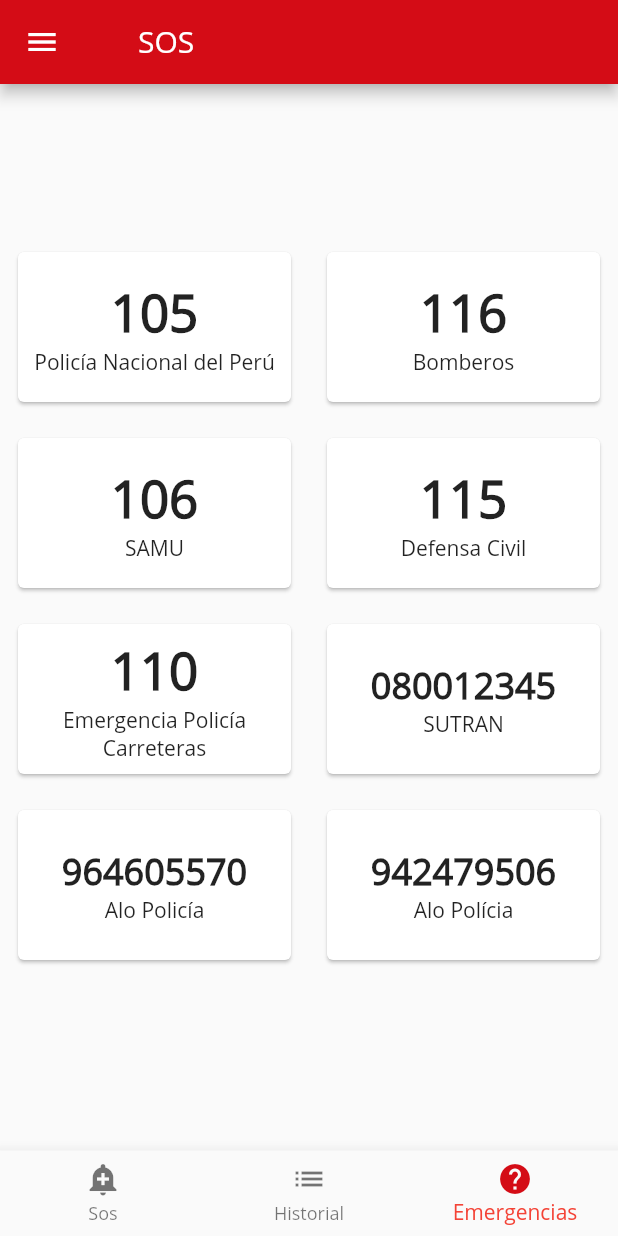
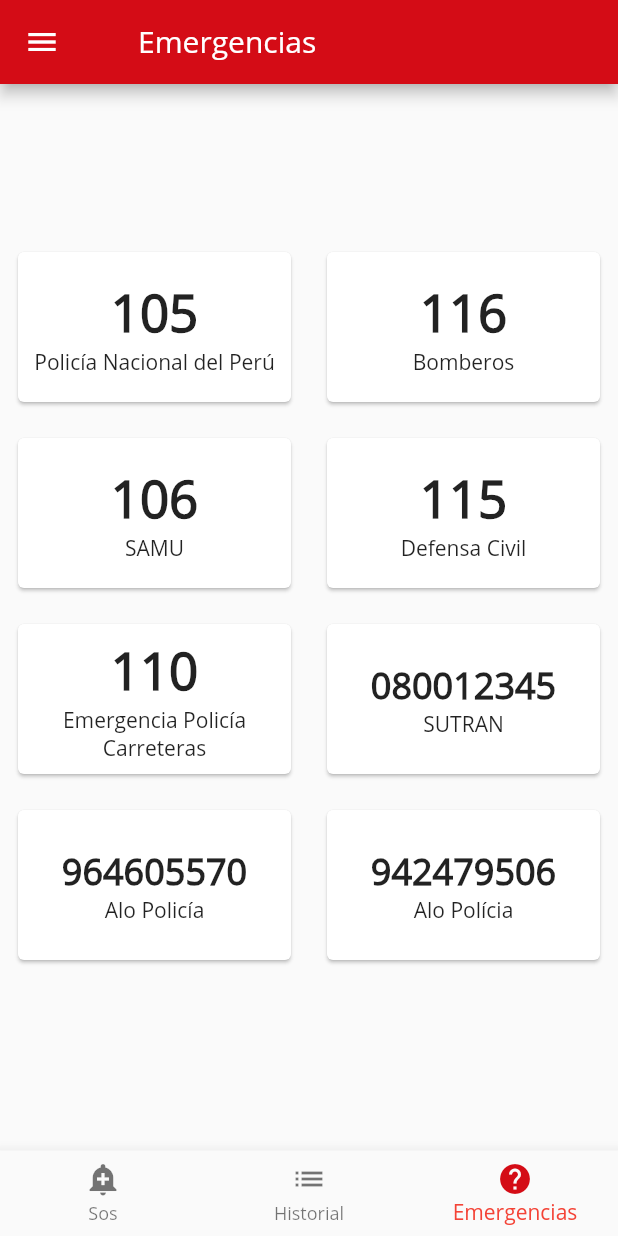
Before and after one commit to lissavcasas/hackathon-mtc, a Flutter app: the screen it shows after launch, item 3 of the bottom bar chosen, on a phone screen of 412 x 824 dp. Run offline on Flutter 3.47's test engine with Material 2 defaults, Android fonts, the light colour scheme and no system bars; our stand-ins replace dio, image_picker, location.

Commit message:
Cambios menores

```diff
--- a/lib/pages/home_page.dart
+++ b/lib/pages/home_page.dart
@@ -17,6 +17,8 @@
     HistorialPage(),
     EmergenciesPage(),
   ];
+  List<String> _title = ['SOS', 'Historial', 'Emergencias'];
+
   @override
   Widget build(BuildContext context) {
     return Scaffold(
@@ -24,11 +26,9 @@
           centerTitle: false,
           title: Padding(
             padding: const EdgeInsets.only(left: 20.0),
-            child: Text(
-              'SOS',
-            ),
+            child: Text(_title.elementAt(_selectedIndex)),
           ),
-           backgroundColor: Color(0xFFD40C16),
+          backgroundColor: Color(0xFFD40C16),
         ),
         drawer: _hamburguerMenu(),
         bottomNavigationBar: _bottomNavigationBar(),
@@ -37,7 +37,6 @@
         body: Center(
           child: _widgetOptions.elementAt(_selectedIndex),
         ));
-
   }
 
   _hamburguerMenu() {
```
